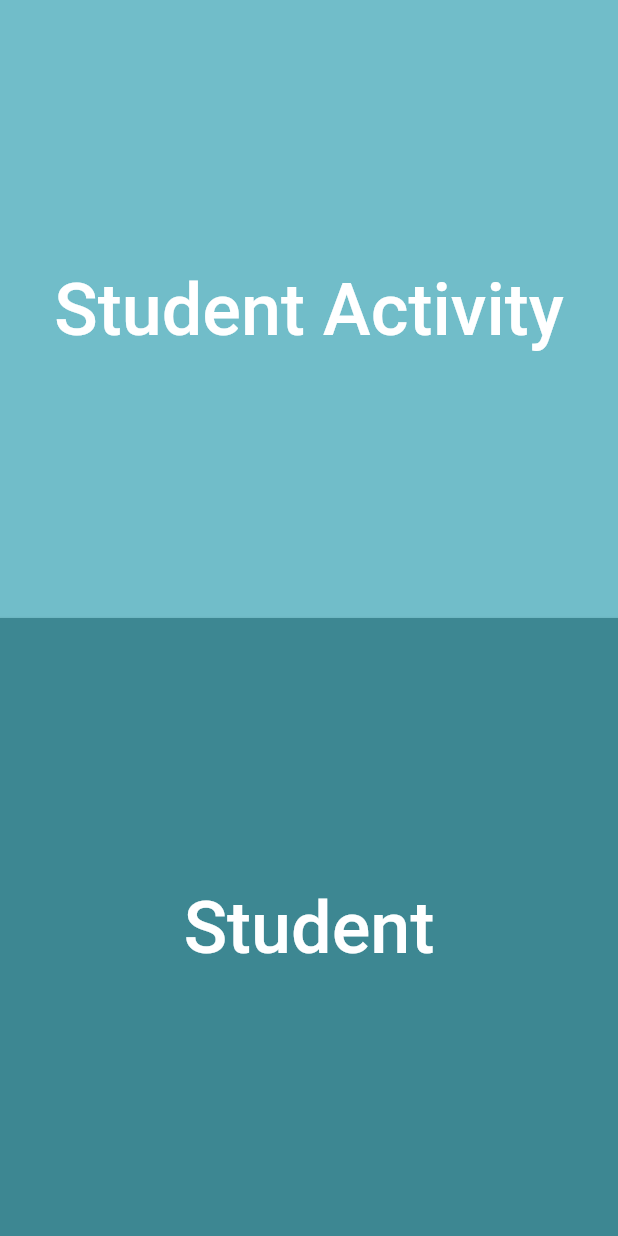
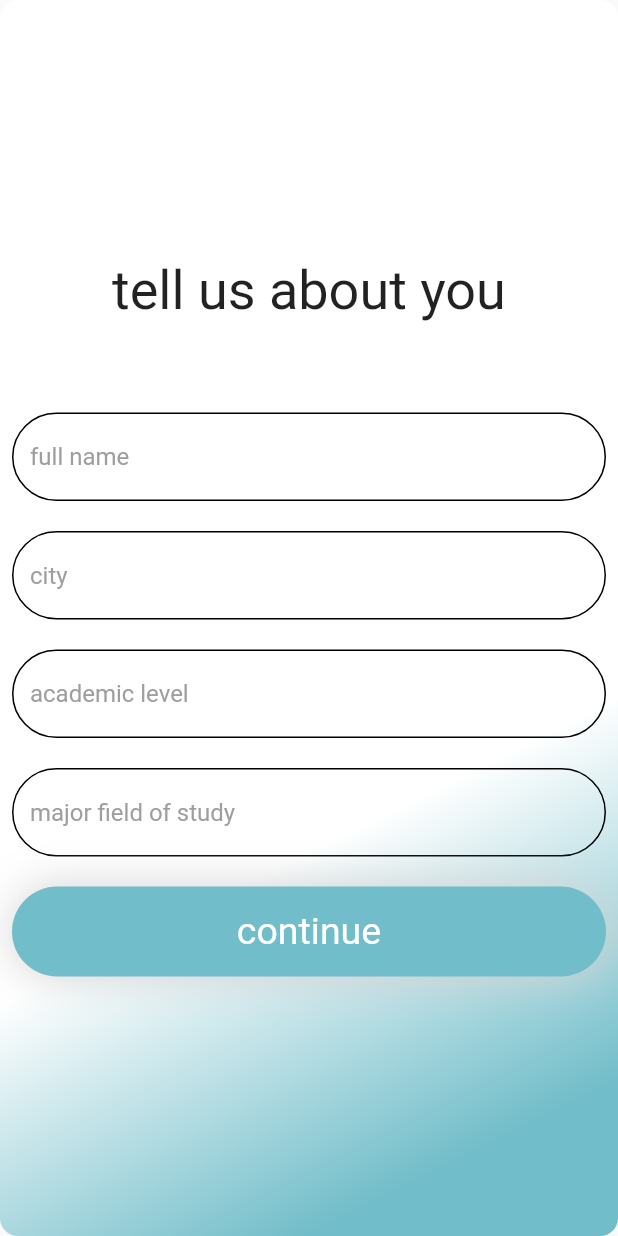
Before and after one commit to Yousefjoo17/skillSync, a Flutter app: the SelectionViewBody screen opened directly, after a tap on "Student", on a phone screen of 412 x 824 dp. Run offline on Flutter 3.47's test engine with Material 2 defaults, Android fonts, the phone set to English and light mode, and no system bars; our stand-ins replace go_router, modal_progress_hud_nsn.

Commit message:
student questions

```diff
--- a/lib/core/methods/Custom_Box_Decoration.dart
+++ b/lib/core/methods/Custom_Box_Decoration.dart
@@ -1,13 +1,12 @@
 import 'package:flutter/material.dart';
-import 'package:stud/constants.dart';
 
-BoxDecoration customBoxDecoration() {
+BoxDecoration customBoxDecoration(List<Color> myColors) {
   return BoxDecoration(
     borderRadius: BorderRadius.circular(12),
     gradient: LinearGradient(
       begin: Alignment.topLeft,
       end: Alignment.bottomRight,
-      colors: [kColor1, kColor2, kColor3],
+      colors: myColors,
       stops: const [0.1, 0.65, 0.9],
     ),
   );
--- a/lib/core/utils/app_router.dart
+++ b/lib/core/utils/app_router.dart
@@ -4,12 +4,18 @@ import 'package:stud/features/splash/presentaion/views/login_view.dart';
 import 'package:stud/features/splash/presentaion/views/register_view.dart';
 import 'package:stud/features/splash/presentaion/views/selection_view.dart';
 import 'package:stud/features/splash/presentaion/views/welcome_view.dart';
+import 'package:stud/features/student/presentation/views/student_q1_view.dart';
+import 'package:stud/features/student/presentation/views/student_q2_view.dart';
+import 'package:stud/features/student/presentation/views/student_q3_view.dart';
 
 abstract class AppRouter {
   static const String kSelectionView = '/selection';
   static const String kWelcomeView = '/welcome';
   static const String kRegister = '/register';
   static const String kLogin = '/login';
+  static const String kStudentq1 = '/studentQ1';
+  static const String kStudentq2 = '/studentQ2';
+  static const String kStudentq3 = '/studentQ3';
 
   static final router = GoRouter(
     routes: [
@@ -33,6 +39,17 @@ abstract class AppRouter {
         path: kLogin,
         builder: (context, state) => const LoginView(),
       ),
+      GoRoute(
+        path: kStudentq1,
+        builder: (context, state) => const StudentQ1View(),
+      ),
+       GoRoute(
+        path: kStudentq2,
+        builder: (context, state) => const StudentQ2view(),
+      ), GoRoute(
+        path: kStudentq3,
+        builder: (context, state) => const StudentQ3view(),
+      ),
     ],
   );
 }
--- a/lib/core/widgets/custom_text_field.dart
+++ b/lib/core/widgets/custom_text_field.dart
@@ -1,9 +1,50 @@
-// ignore: file_names
 import 'package:flutter/material.dart';
 
 class CustomTextField extends StatelessWidget {
-  const CustomTextField(
-      {super.key, required this.hinttext, this.onchanged, this.obsecuretext});
+  const CustomTextField({
+    super.key,
+    required this.hinttext,
+    this.onchanged,
+    this.maxLines,
+  });
+  final String? hinttext;
+  final Function(String)? onchanged;
+  final int? maxLines;
+  @override
+  Widget build(BuildContext context) {
+    return TextFormField(
+      style: const TextStyle(color: Colors.black),
+      validator: (data) {
+        if (data!.isEmpty) {
+          return 'requeird';
+        }
+        return null;
+      },
+      onChanged: onchanged,
+      maxLines: maxLines,
+      decoration: InputDecoration(
+        hintText: hinttext,
+        hintStyle: const TextStyle(color: Colors.grey),
+        enabledBorder: OutlineInputBorder(
+          borderSide: const BorderSide(color: Colors.black),
+          borderRadius: BorderRadius.circular(32),
+        ),
+        border: OutlineInputBorder(
+          borderSide: const BorderSide(color: Colors.black),
+          borderRadius: BorderRadius.circular(32),
+        ),
+      ),
+    );
+  }
+}
+
+class CustomTextFieldPassword extends StatelessWidget {
+  const CustomTextFieldPassword({
+    super.key,
+    required this.hinttext,
+    this.onchanged,
+    this.obsecuretext,
+  });
   final String? hinttext;
   final Function(String)? onchanged;
   final bool? obsecuretext;
--- a/lib/features/splash/presentaion/views/widgets/login_view_body.dart
+++ b/lib/features/splash/presentaion/views/widgets/login_view_body.dart
@@ -51,7 +51,7 @@ class _LoginViewBodyState extends State<LoginViewBody> {
                   onchanged: (data) {},
                 ),
                 const SizedBox(height: 15),
-                CustomTextField(
+                CustomTextFieldPassword(
                   hinttext: 'Password',
                   onchanged: (data) {},
                   obsecuretext: true,
--- a/lib/features/splash/presentaion/views/widgets/register_view_body.dart
+++ b/lib/features/splash/presentaion/views/widgets/register_view_body.dart
@@ -53,13 +53,13 @@ class _RegisterViewBodyState extends State<RegisterViewBody> {
                     onchanged: (data) {},
                   ),
                   const SizedBox(height: 15),
-                  CustomTextField(
+                  CustomTextFieldPassword(
                     hinttext: 'Password',
                     onchanged: (data) {},
                     obsecuretext: true,
                   ),
                   const SizedBox(height: 15),
-                  CustomTextField(
+                  CustomTextFieldPassword(
                     hinttext: 'Re enter password',
                     onchanged: (data) {},
                     obsecuretext: true,
--- a/lib/features/splash/presentaion/views/widgets/selection_view_body.dart
+++ b/lib/features/splash/presentaion/views/widgets/selection_view_body.dart
@@ -1,5 +1,7 @@
 import 'package:flutter/material.dart';
+import 'package:go_router/go_router.dart';
 import 'package:stud/constants.dart';
+import 'package:stud/core/utils/app_router.dart';
 import 'package:stud/features/splash/presentaion/views/widgets/selection_Widget.dart';
 
 class SelectionViewBody extends StatelessWidget {
@@ -21,7 +23,7 @@ class SelectionViewBody extends StatelessWidget {
           color: kColor2,
           text: "Student",
           onPressed: () {
-           // GoRouter.of(context).push(AppRouter.kWelcomeView);
+            GoRouter.of(context).push(AppRouter.kStudentq1);
           },
         )
       ],
--- a/lib/features/splash/presentaion/views/widgets/start_view_body.dart
+++ b/lib/features/splash/presentaion/views/widgets/start_view_body.dart
@@ -1,5 +1,6 @@
 import 'package:flutter/material.dart';
 import 'package:go_router/go_router.dart';
+import 'package:stud/constants.dart';
 import 'package:stud/core/methods/Custom_Box_Decoration.dart';
 import 'package:stud/core/utils/app_router.dart';
 import 'package:stud/core/utils/assets_data.dart';
@@ -35,7 +36,7 @@ class _StartViewBodyState extends State<StartViewBody>
   Widget build(BuildContext context) {
     return Scaffold(
       body: Container(
-        decoration: customBoxDecoration(),
+        decoration: customBoxDecoration([kColor1,kColor2,kColor3]),
         child: Column(
           mainAxisAlignment: MainAxisAlignment.center,
           crossAxisAlignment: CrossAxisAlignment.stretch,
--- /dev/null
+++ b/lib/features/student/presentation/views/student_q1_view.dart
@@ -0,0 +1,63 @@
+import 'package:flutter/material.dart';
+import 'package:go_router/go_router.dart';
+import 'package:stud/constants.dart';
+import 'package:stud/core/methods/Custom_Box_Decoration.dart';
+import 'package:stud/core/utils/app_router.dart';
+import 'package:stud/core/widgets/custom_button.dart';
+import 'package:stud/core/widgets/custom_text_field.dart';
+
+class StudentQ1View extends StatelessWidget {
+  const StudentQ1View({super.key});
+
+  @override
+  Widget build(BuildContext context) {
+    return Scaffold(
+      body: Container(
+        decoration: customBoxDecoration([Colors.white, Colors.white, kColor3]),
+        child: Padding(
+          padding: const EdgeInsets.symmetric(horizontal: 8),
+          child: Column(
+            mainAxisAlignment: MainAxisAlignment.center,
+            crossAxisAlignment: CrossAxisAlignment.stretch,
+            children: [
+              const Center(
+                child: Text(
+                  "tell us about you",
+                  style: TextStyle(fontSize: 36),
+                ),
+              ),
+              const SizedBox(height: 60),
+              CustomTextField(
+                hinttext: "full name",
+                onchanged: (p0) {},
+              ),
+              const SizedBox(height: 20),
+              CustomTextField(
+                hinttext: "city",
+                onchanged: (p0) {},
+              ),
+              const SizedBox(height: 20),
+              CustomTextField(
+                hinttext: "academic level",
+                onchanged: (p0) {},
+              ),
+              const SizedBox(height: 20),
+              CustomTextField(
+                hinttext: "major field of study",
+                onchanged: (p0) {},
+              ),
+              const SizedBox(height: 20),
+              CustomButton(
+                text: "continue",
+                ontap: () {
+                  GoRouter.of(context).push(AppRouter.kStudentq2);
+                },
+                color: kColor3,
+              ),
+            ],
+          ),
+        ),
+      ),
+    );
+  }
+}
```
Also changed, not shown: lib/features/student/presentation/views/student_q2_view.dart (added, +60 -0 lines), lib/features/student/presentation/views/student_q3_view.dart (added, +47 -0 lines).
